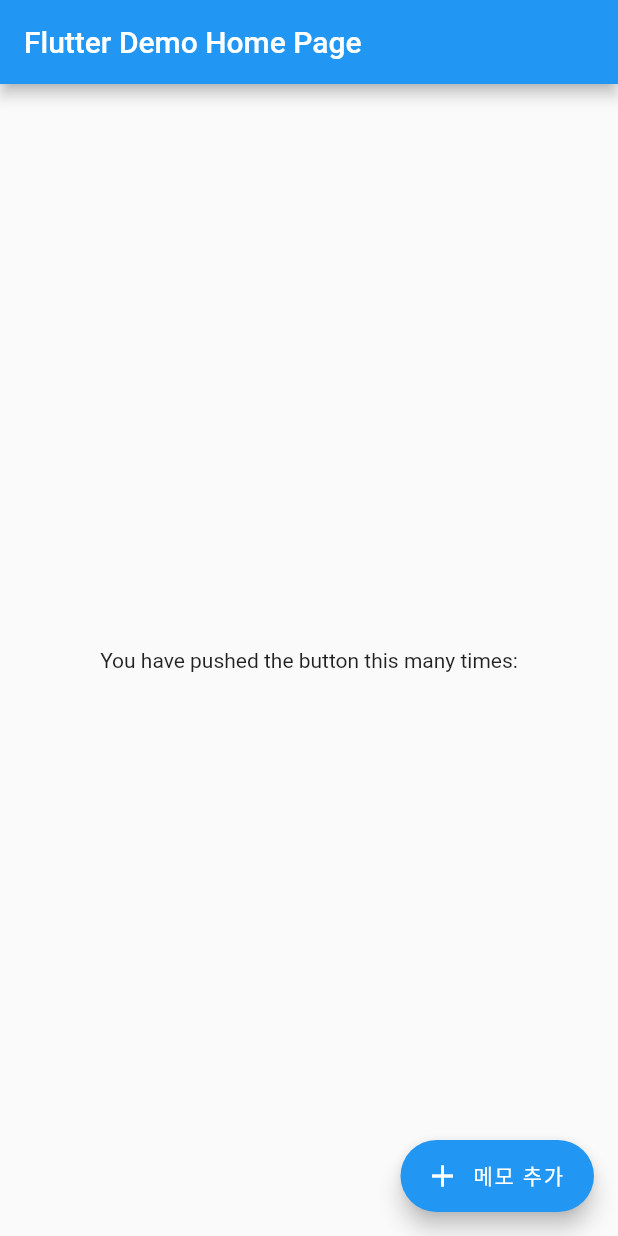
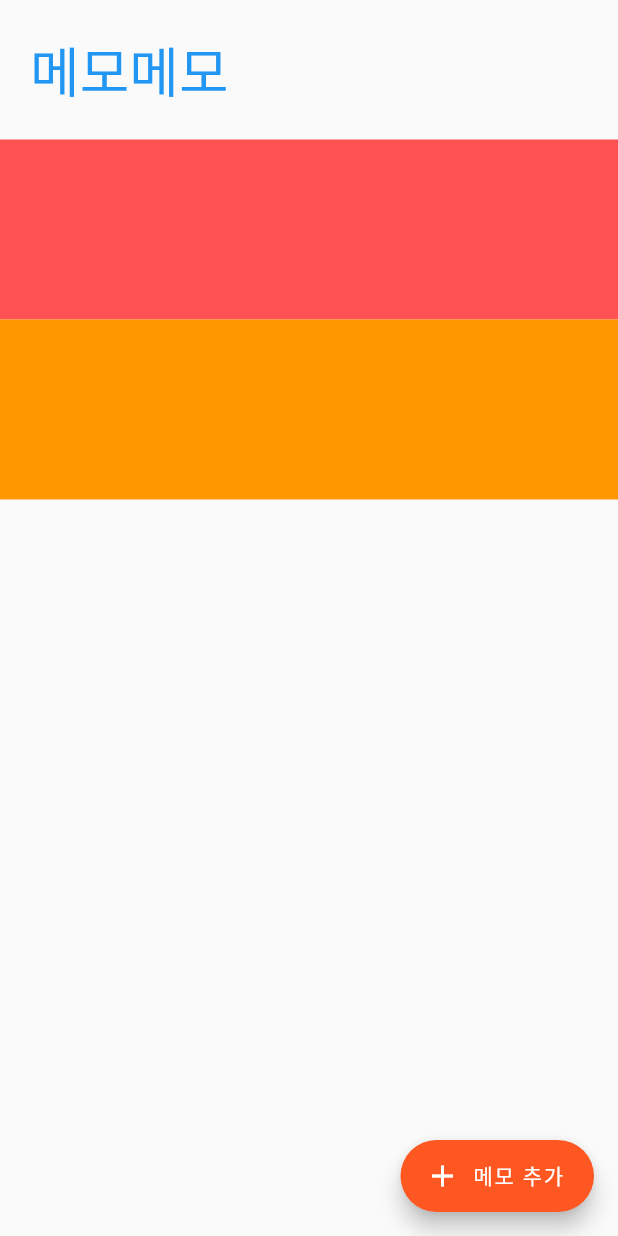
Before and after one commit to korca0220/Flutter_project, a Flutter app: the screen it shows after launch, on a phone screen of 412 x 824 dp. Run offline on Flutter 3.47's test engine with Material 2 defaults, Android fonts, the phone set to English and light mode, and no system bars.

Commit message:
리스트뷰 샘플 추가 https://github.com/korca0220/Flutter_project/issues/2

```diff
--- a/note_app/lib/main.dart
+++ b/note_app/lib/main.dart
@@ -12,7 +12,7 @@ class MyApp extends StatelessWidget {
     return MaterialApp(
       title: 'Flutter Demo',
       theme: ThemeData(
-        primarySwatch: Colors.blue,
+          primarySwatch: Colors.deepOrange, primaryColor: Colors.white
       ),
       home: MyHomePage(title: 'Flutter Demo Home Page'),
     );
--- a/note_app/lib/screens/home.dart
+++ b/note_app/lib/screens/home.dart
@@ -16,19 +16,25 @@ class _MyHomePageState extends State<MyHomePage> {
   @override
   Widget build(BuildContext context) {
     return Scaffold(
-      appBar: AppBar(
-
-        title: Text(widget.title),
+      body: ListView(
+        physics: BouncingScrollPhysics(),
+        children: <Widget>[
+          Row(
+            children: <Widget>[
+              Padding(
+                padding: EdgeInsets.only(left:20, top: 20, bottom: 20),
+                child: Text(
+                  '메모메모',
+                  style: TextStyle(
+                      fontSize: 36,
+                      color: Colors.blue
                   ),
-      body: Center(
-        child: Column(
-          mainAxisAlignment: MainAxisAlignment.center,
-          children: <Widget>[
-            Text(
-              'You have pushed the button this many times:',
                 ),
+              )
             ],
           ),
+          ...LoadMemo(),
+        ],
       ),
       floatingActionButton: FloatingActionButton.extended(
         // TODO : EditPage 함수 작성 (screens/edit.dart)
@@ -44,4 +50,10 @@ class _MyHomePageState extends State<MyHomePage> {
       ), // This trailing comma makes auto-formatting nicer for build methods.
     );
   }
+  List<Widget> LoadMemo() {
+    List<Widget> memoList = [];
+    memoList.add(Container(color: Colors.redAccent, height: 120,));
+    memoList.add(Container(color: Colors.orange, height: 120,));
+    return memoList;
   }
+}
```
Lines whose indentation alone changed are shown as unchanged.
